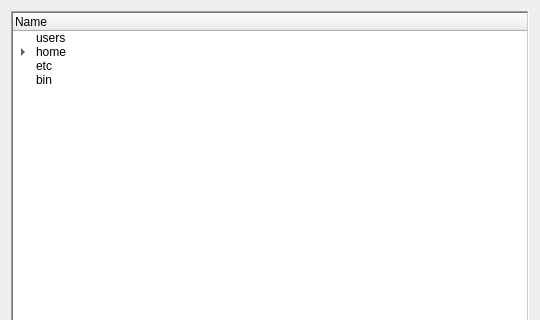
Qt form BLBrowser.ui (jakeee51/ManageCraft) before a commit; both pictures show x 0 to 540 and y 0 to 320 of the 540 by 480 pixel window.
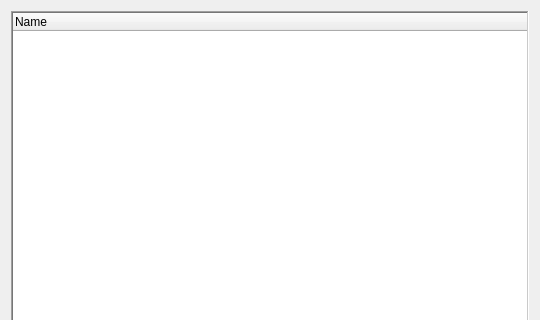
The same form after that commit.

Patch:
```diff
--- a/BLBrowser.ui
+++ b/BLBrowser.ui
@@ -27,46 +27,6 @@
        <string>Name</string>
       </property>
      </column>
-     <item>
-      <property name="text">
-       <string>users</string>
-      </property>
-     </item>
-     <item>
-      <property name="text">
-       <string>home</string>
-      </property>
-      <item>
-       <property name="text">
-        <string>jake</string>
-       </property>
-       <item>
-        <property name="text">
-         <string>MCServers</string>
-        </property>
-        <item>
-         <property name="text">
-          <string>JMServer</string>
-         </property>
-        </item>
-       </item>
-      </item>
-      <item>
-       <property name="text">
-        <string>david</string>
-       </property>
-      </item>
-     </item>
-     <item>
-      <property name="text">
-       <string>etc</string>
-      </property>
-     </item>
-     <item>
-      <property name="text">
-       <string>bin</string>
-      </property>
-     </item>
     </widget>
    </item>
    <item>
```
Left out of the diff: 4 changed lines with no effect on the pictures.
